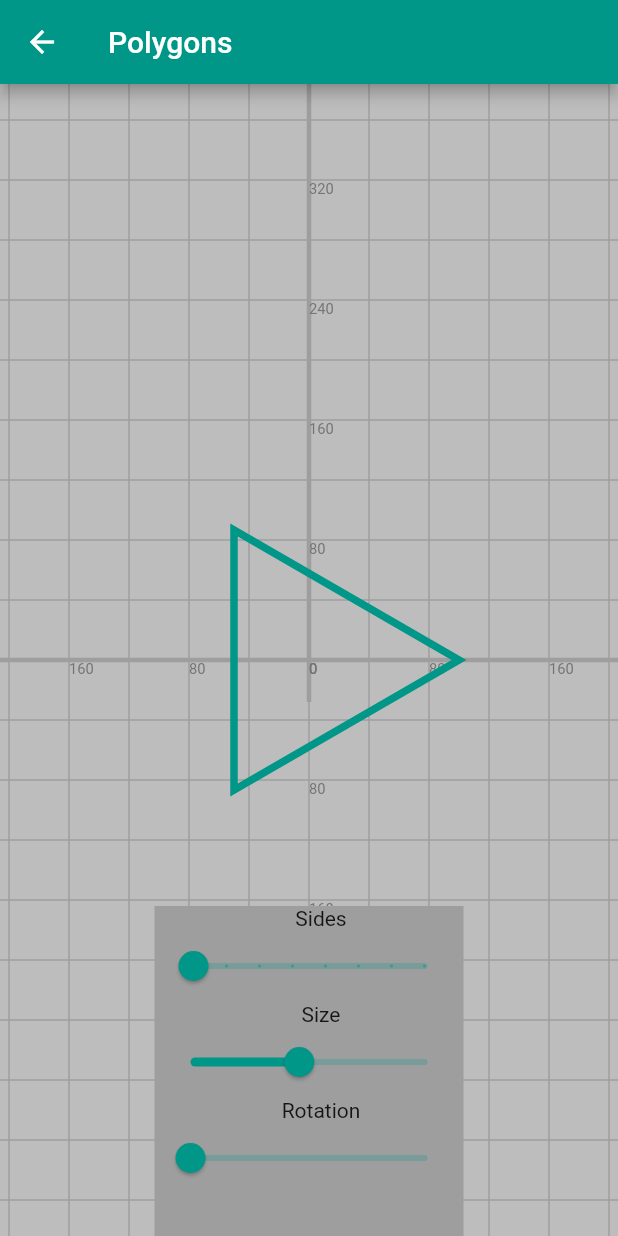
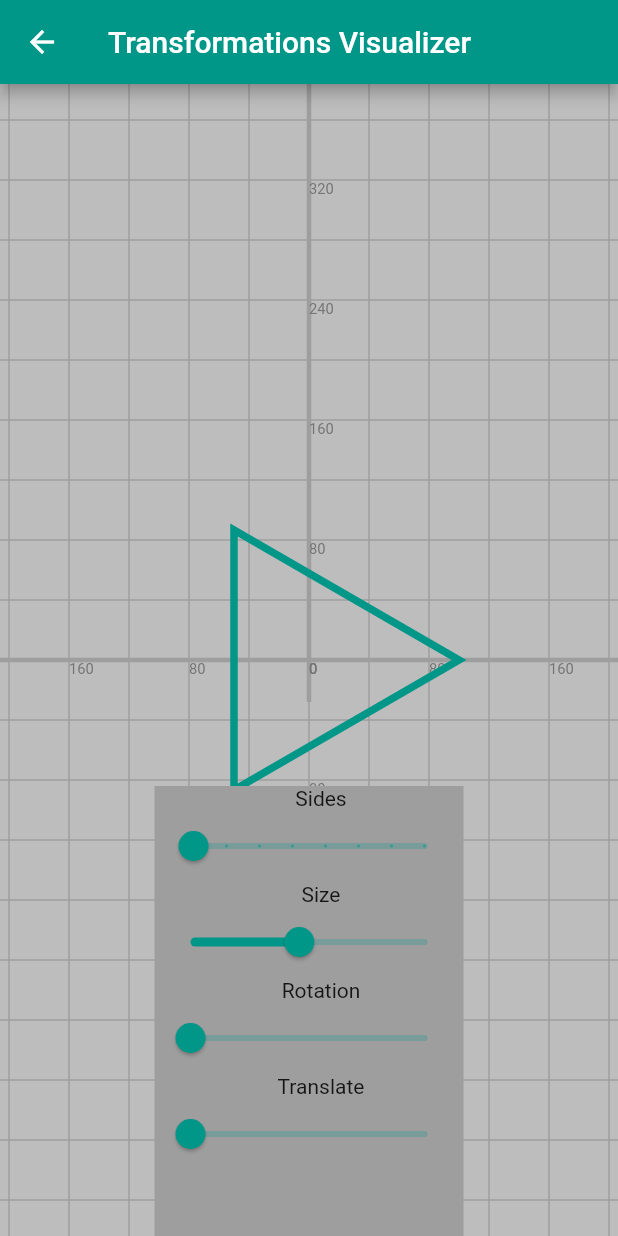
Before and after one commit to NxtGenLabs/math_geo, a Flutter app: the TransformIntro screen opened by its route, on a phone screen of 412 x 824 dp. Run offline on Flutter 3.47's test engine with Material 2 defaults, Android fonts, the phone set to English and light mode, and no system bars.

Commit message:
added translate slider

```diff
--- a/lib/pages/topics/transformations/levels/training_station.dart
+++ b/lib/pages/topics/transformations/levels/training_station.dart
@@ -16,11 +16,12 @@ class _TransformIntroState extends State<TransformIntro> {
   @override
   Widget build(BuildContext context) {
     return Scaffold(
+      resizeToAvoidBottomInset: false,
       appBar: AppBar(
-        title: const Text('Polygons'),
+        title: const Text('Transformations Visualizer'),
       ),
       body: SafeArea(
-        child: Stack(children: [
+          child: Stack(children: [
           Container(
             color: Colors.grey[400],
             child: CustomPaint(
@@ -36,7 +37,7 @@ class _TransformIntroState extends State<TransformIntro> {
               children: [
                 Container(
                   color: Colors.grey,
-                  height: 220,
+                  height: 300,
                   width: MediaQuery.of(context).size.width / 2,
                   child: Column(children: [
                     const Padding(
@@ -83,12 +84,27 @@ class _TransformIntroState extends State<TransformIntro> {
                         });
                       },
                     ),
+                    const Padding(
+                      padding: EdgeInsets.only(left: 16.0),
+                      child: Text('Translate'),
+                    ),
+                    Slider(
+                      value: _radians,
+                      min: 0.0,
+                      max: math.pi,
+                      onChanged: (value) {
+                        setState(() {
+                          _radians = value;
+                        });
+                      },
+                    ),
                   ]),
                 ),
               ],
             ),
           )
         ]),
+
       ),
     );
   }
```
